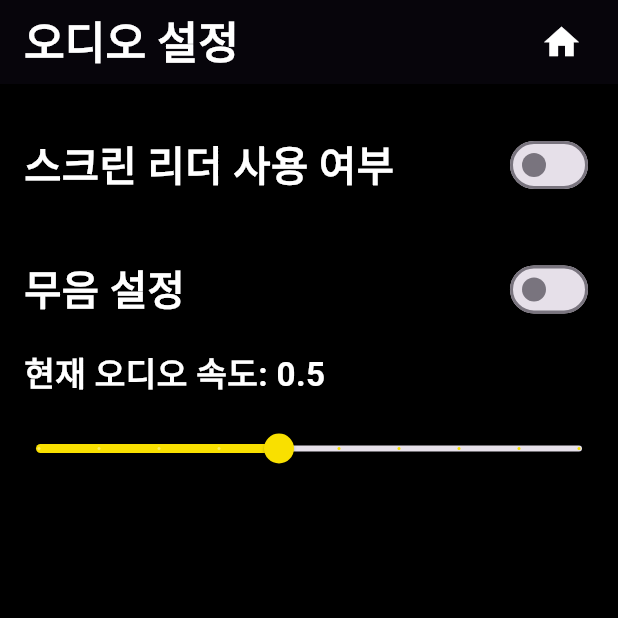
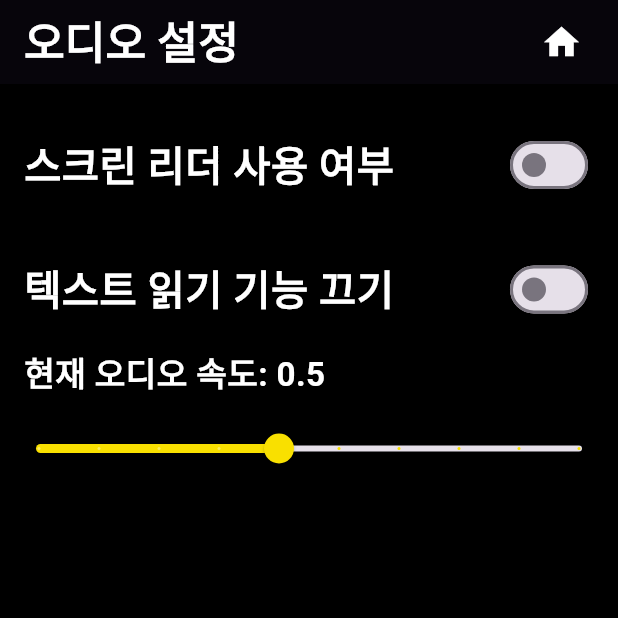
Before and after one commit to becooq81/PillKaBoo, a Flutter app: the ControlTTSPageWidget screen opened by its route, on a phone screen of 412 x 824 dp, the top half of it. Run offline on Flutter 3.47's test engine with Material 3 defaults, Android fonts, the phone set to English and light mode, and no system bars; our stand-ins replace audioplayers, auto_size_text, camera, connectivity_plus, csv, flutter_svg and 11 more; missing offline and left inert: fuzzywuzzy, google_mlkit_barcode_scanning, google_mlkit_commons, google_mlkit_text_recognition, json_path, workmanager; accounts and stored records are empty; Roboto replaces fonts that are missing (Pretendard); statements that could not run were skipped; project files that could hold a hidden picture were left out.

Commit message:
fix: audio control

```diff
--- a/lib/src/ui/pages/settings/control_tts_page/control_tts_page_widget.dart
+++ b/lib/src/ui/pages/settings/control_tts_page/control_tts_page_widget.dart
@@ -162,12 +162,15 @@ class _ControlTTSPageWidgetState extends State<ControlTTSPageWidget> {
                         child: Row(
                           mainAxisAlignment: MainAxisAlignment.spaceBetween,
                           children: [
-                            Text(
-                              '무음 설정',
+                            Semantics(
+                              container: true,
+                              child: Text(
+                                '텍스트 읽기 기능 끄기',
                                 style: TextStyle(
                                   fontSize: 27,
                                   color: PKBAppState().secondaryColor,
                                   fontWeight: FontWeight.bold,
+                                ),
                               ),
                             ),
                             Switch(
@@ -183,7 +186,10 @@ class _ControlTTSPageWidgetState extends State<ControlTTSPageWidget> {
                           ],
                         ),
                       ),
-                      Container(
+                      Semantics(
+                        container: true,
+                        label: '오디오 속도를 조절하시려면 스크린 리더 사용을 중지해주세요',
+                        child: Container(
                           alignment: Alignment.centerLeft,
                           padding: const EdgeInsets.symmetric(horizontal: 16.0, vertical: 10.0), // Optional padding
                           child: Text(
@@ -192,6 +198,7 @@ class _ControlTTSPageWidgetState extends State<ControlTTSPageWidget> {
                               fontSize: textSize,
                               color: PKBAppState().secondaryColor,
                               fontWeight: FontWeight.bold,
+                            ),
                           ),
                         ),
                       ),
```
Lines whose indentation alone changed are shown as unchanged.
